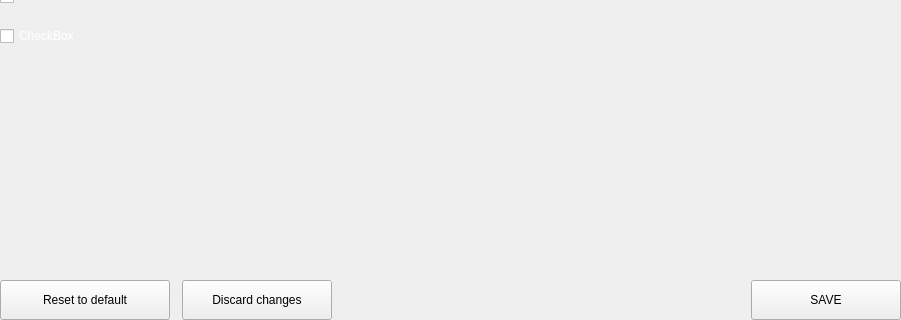
The window that src/qt/settings/forms/settingsmainoptionswidget.ui (eons-finance/ALQO) describes before a commit, drawn with Qt 5; both pictures show x 0 to 901 and y 281 to 601 of the 901 by 601 pixel window.
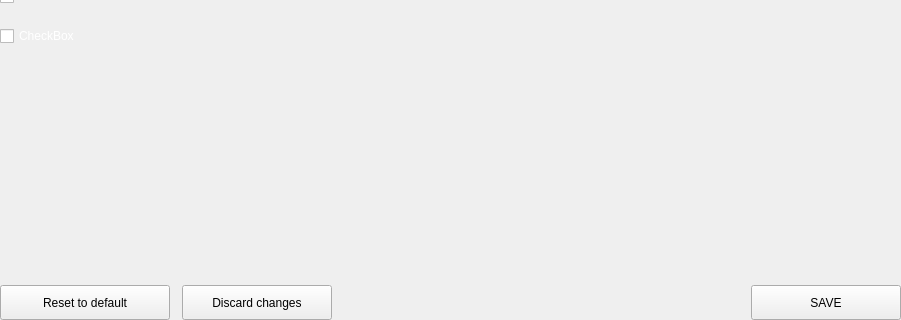
The same window after the commit.

What changed in the file:
```diff
--- a/src/qt/settings/forms/settingsmainoptionswidget.ui
+++ b/src/qt/settings/forms/settingsmainoptionswidget.ui
@@ -400,13 +400,13 @@
             <property name="minimumSize">
              <size>
               <width>170</width>
-              <height>40</height>
+              <height>35</height>
              </size>
             </property>
             <property name="maximumSize">
              <size>
               <width>16777215</width>
-              <height>16777215</height>
+              <height>35</height>
              </size>
             </property>
             <property name="text">
@@ -419,7 +419,13 @@
             <property name="minimumSize">
              <size>
               <width>150</width>
-              <height>40</height>
+              <height>35</height>
+             </size>
+            </property>
+            <property name="maximumSize">
+             <size>
+              <width>16777215</width>
+              <height>35</height>
              </size>
             </property>
             <property name="text">
@@ -448,13 +454,13 @@
             <property name="minimumSize">
              <size>
               <width>150</width>
-              <height>40</height>
+              <height>35</height>
              </size>
             </property>
             <property name="maximumSize">
              <size>
               <width>150</width>
-              <height>40</height>
+              <height>35</height>
              </size>
             </property>
             <property name="text">
```
